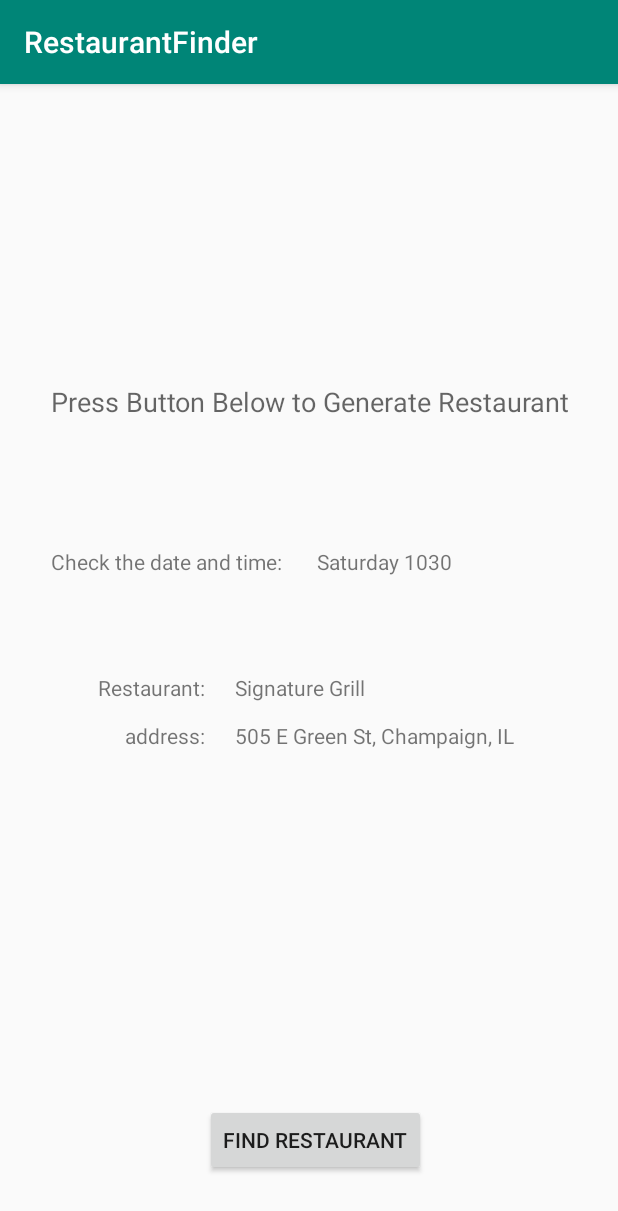
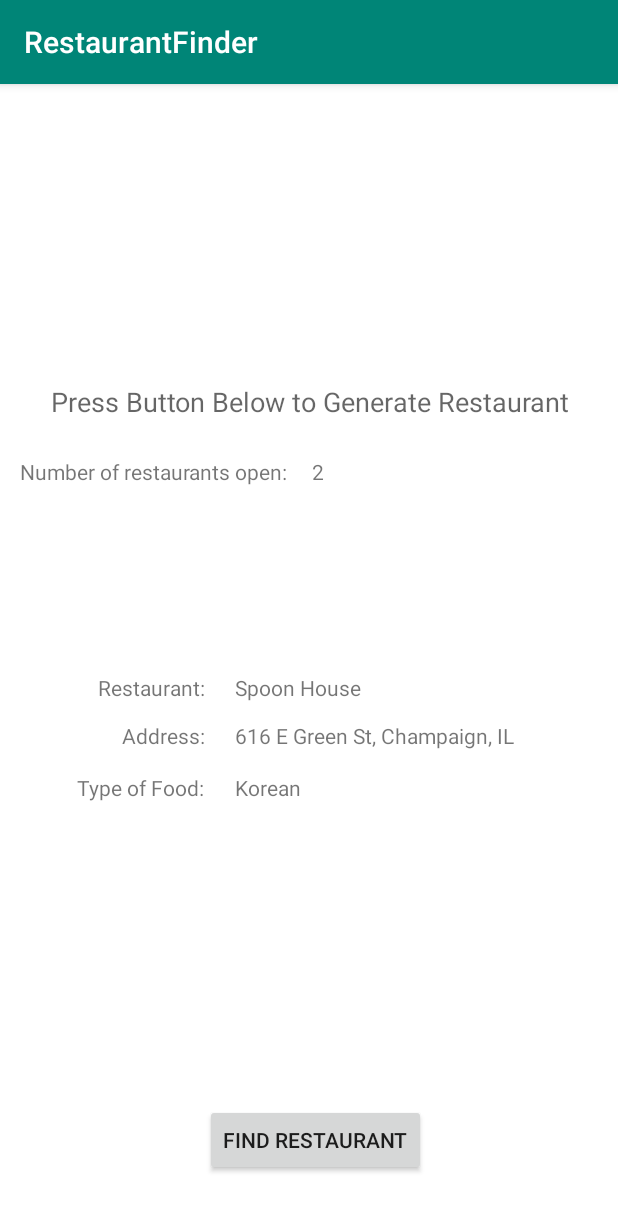
Before and after one commit to pcm3/RestaurantFinder, an Android app: the screen it shows after launch (MainActivity), after a tap on "FIND RESTAURANT", on a phone screen of 412 x 824 dp. Shown: the top 1211 px of the screen. Run offline under Robolectric (Android 15) with nearby library versions, the phone set to English and light mode, and no system bars.

Commit message:
updated a lot. Idrk what exactly :/

```diff
--- a/app/src/main/java/com/example/restaurantfinder/MainActivity.java
+++ b/app/src/main/java/com/example/restaurantfinder/MainActivity.java
@@ -34,37 +34,62 @@ public class MainActivity extends AppCompatActivity {
                 } else {
                     time = "" + hour + minutes;
                 }
+                String dayStr = "";
                 int timeInt = Integer.parseInt(time);
                 TextView t = findViewById(R.id.date_and_time);
                 t.setVisibility(View.VISIBLE);
                 if (day == 1) {
                     t.setText("Sunday" + time);
+                    dayStr = "Sunday";
                 } else if (day == 2) {
                     t.setText("Monday" + " " + timeInt);
+                    dayStr = "Monday";
                 } else if (day == 3) {
                     t.setText("Tuesday" + " " + timeInt);
+                    dayStr = "Tuesday";
                 } else if (day == 4) {
                     t.setText("Wednesday" + " " + timeInt);
+                    dayStr = "Wednesday";
                 } else if (day == 5) {
                     t.setText("Thursday" + " " + timeInt);
+                    dayStr = "Thursday";
                 } else if (day == 6) {
                     t.setText("Friday" + " " + timeInt);
+                    dayStr = "Friday";
                 } else if (day == 7) {
                     t.setText("Saturday" + " " + timeInt);
+                    dayStr = "Saturday";
                 }
-                Restaurant restaurant = restaurants.testGetRandomRestaurant();
+                //Restaurant restaurant = restaurants.testGetRandomRestaurant();
+                Restaurant restaurant = restaurants.getRandomRestaurant(dayStr, timeInt);
                 String rName = restaurant.getName();
-                String rAddress = restaurant.getAddress();
+                TextView restaurantName = findViewById(R.id.restaurant_name);
                 TextView restaurantAddress = findViewById(R.id.restaurant_address);
                 TextView restaurantAddressId = findViewById(R.id.restaurant_address_id);
-                TextView restaurantName = findViewById(R.id.restaurant_name);
                 TextView restaurantNameId = findViewById(R.id.restaurant_id);
-                restaurantAddress.setText(rAddress);
+                TextView typeOfFood = findViewById(R.id.type_of_food);
+                TextView typeOfFoodId = findViewById(R.id.type_of_food_id);
                 restaurantName.setText(rName);
-                restaurantAddress.setVisibility(View.VISIBLE);
-                restaurantAddressId.setVisibility(View.VISIBLE);
                 restaurantName.setVisibility(View.VISIBLE);
-                restaurantNameId.setVisibility(View.VISIBLE);
+                int sizeTest = restaurants.getListSize();
+                t.setText("" + sizeTest);
+                if (restaurants.getOpenRestaurantsList().size() > 1) {
+                    String rAddress = restaurant.getAddress();
+                    String rFood = restaurant.getTypeOfFood();
+                    restaurantAddress.setText(rAddress);
+                    typeOfFood.setText(rFood);
+                    restaurantAddress.setVisibility(View.VISIBLE);
+                    restaurantAddressId.setVisibility(View.VISIBLE);
+                    restaurantNameId.setVisibility(View.VISIBLE);
+                    typeOfFood.setVisibility(View.VISIBLE);
+                    typeOfFoodId.setVisibility(View.VISIBLE);
+                } else {
+                    restaurantAddress.setVisibility(View.INVISIBLE);
+                    restaurantAddressId.setVisibility(View.INVISIBLE);
+                    restaurantNameId.setVisibility(View.INVISIBLE);
+                    typeOfFood.setVisibility(View.INVISIBLE);
+                    typeOfFoodId.setVisibility(View.INVISIBLE);
+                }
             }
         });
     }
--- a/app/src/main/java/com/example/restaurantfinder/logic/UIUCRestaurants.java
+++ b/app/src/main/java/com/example/restaurantfinder/logic/UIUCRestaurants.java
@@ -47,7 +47,7 @@ public class UIUCRestaurants {
     private List<Restaurant> openRestaurants = new ArrayList<>();
 
     public UIUCRestaurants() {
-        allRestaurants = new Restaurant[]{pandaExpress, sakanaya, spoonhouse, midSummerLounge, aRiRang, sigGrill, noodles, chipotle};
+        allRestaurants = new Restaurant[]{pandaExpress, sakanaya, spoonhouse, midSummerLounge, aRiRang, sigGrill, noodles, chipotle, bangkok};
     }
 
     public void getOpenRestaurants(String day, int time) {
@@ -60,17 +60,21 @@ public class UIUCRestaurants {
         openRestaurants = temp;
     }
 
-    public Restaurant getRandomRestaurant() {
+    public Restaurant getRandomRestaurant(String day, int time) {
+        getOpenRestaurants(day, time);
         if (openRestaurants.size() == 0) {
-            return new Restaurant("Cook at Home");
+            return new Restaurant("Nothing is Open");
         }
         int index = r.nextInt(openRestaurants.size());
         return openRestaurants.get(index);
     }
 
-    public Restaurant testGetRandomRestaurant() {
-        int randomInt = r.nextInt(allRestaurants.length);
-        return allRestaurants[randomInt];
+    public List<Restaurant> getOpenRestaurantsList() {
+        return openRestaurants;
+    }
+
+    public int getListSize() {
+        return openRestaurants.size();
     }
 
 }
--- a/app/src/main/res/layout/activity_main.xml
+++ b/app/src/main/res/layout/activity_main.xml
@@ -2,8 +2,10 @@
 <androidx.constraintlayout.widget.ConstraintLayout xmlns:android="http://schemas.android.com/apk/res/android"
     xmlns:app="http://schemas.android.com/apk/res-auto"
     xmlns:tools="http://schemas.android.com/tools"
+    android:id="@+id/layout"
     android:layout_width="match_parent"
     android:layout_height="match_parent"
+    android:background="#FFFFFF"
     tools:context=".MainActivity">
 
     <Button
@@ -34,9 +36,9 @@
         android:id="@+id/date_check"
         android:layout_width="wrap_content"
         android:layout_height="wrap_content"
-        android:layout_marginEnd="224dp"
-        android:layout_marginRight="224dp"
-        android:layout_marginBottom="352dp"
+        android:layout_marginEnd="220dp"
+        android:layout_marginRight="220dp"
+        android:layout_marginBottom="412dp"
         android:text="@string/date_check"
         app:layout_constraintBottom_toTopOf="@+id/search_button"
         app:layout_constraintEnd_toEndOf="parent" />
@@ -45,9 +47,9 @@
         android:id="@+id/date_and_time"
         android:layout_width="wrap_content"
         android:layout_height="wrap_content"
-        android:layout_marginStart="23dp"
-        android:layout_marginLeft="23dp"
-        android:layout_marginBottom="352dp"
+        android:layout_marginStart="16dp"
+        android:layout_marginLeft="16dp"
+        android:layout_marginBottom="412dp"
         android:text="@android:string/ok"
         android:visibility="invisible"
         app:layout_constraintBottom_toTopOf="@+id/search_button"
@@ -100,4 +102,29 @@
         android:visibility="invisible"
         app:layout_constraintBottom_toTopOf="@+id/search_button"
         app:layout_constraintStart_toEndOf="@+id/restaurant_address_id" />
+
+    <TextView
+        android:id="@+id/type_of_food_id"
+        android:layout_width="wrap_content"
+        android:layout_height="wrap_content"
+        android:layout_marginEnd="275dp"
+        android:layout_marginRight="275dp"
+        android:layout_marginBottom="289dp"
+        android:text="@string/type_of_food"
+        android:visibility="invisible"
+        app:layout_constraintBottom_toBottomOf="parent"
+        app:layout_constraintEnd_toEndOf="parent" />
+
+    <TextView
+        android:id="@+id/type_of_food"
+        android:layout_width="wrap_content"
+        android:layout_height="wrap_content"
+        android:layout_marginStart="20dp"
+        android:layout_marginLeft="20dp"
+        android:layout_marginBottom="201dp"
+        android:text="@android:string/yes"
+        android:visibility="invisible"
+        app:layout_constraintBottom_toTopOf="@+id/search_button"
+        app:layout_constraintStart_toEndOf="@+id/type_of_food_id" />
+
 </androidx.constraintlayout.widget.ConstraintLayout>
--- a/app/src/main/res/values/strings.xml
+++ b/app/src/main/res/values/strings.xml
@@ -2,7 +2,8 @@
     <string name="app_name">RestaurantFinder</string>
     <string name="search_button">Find Restaurant</string>
     <string name="top_text">Press Button Below to Generate Restaurant</string>
-    <string name="date_check">Check the date and time: </string>
+    <string name="date_check">Number of restaurants open: </string>
     <string name="restaurant_id">Restaurant: </string>
-    <string name="restaurant_address">address: </string>
+    <string name="restaurant_address">Address: </string>
+    <string name="type_of_food">Type of Food: </string>
 </resources>
```
